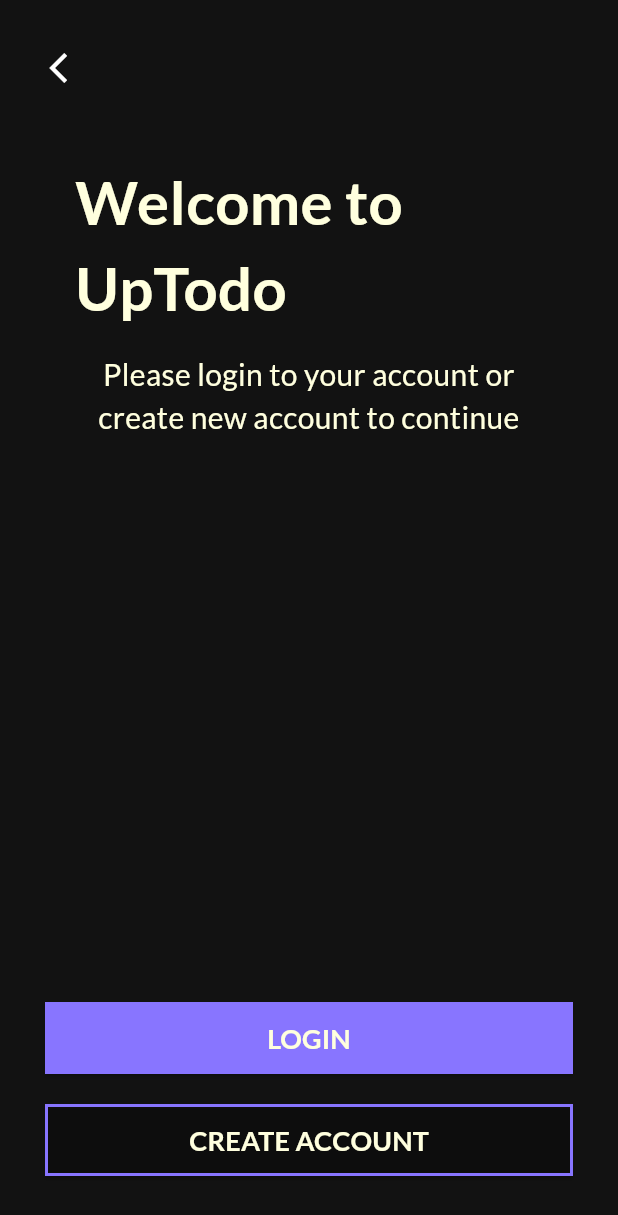
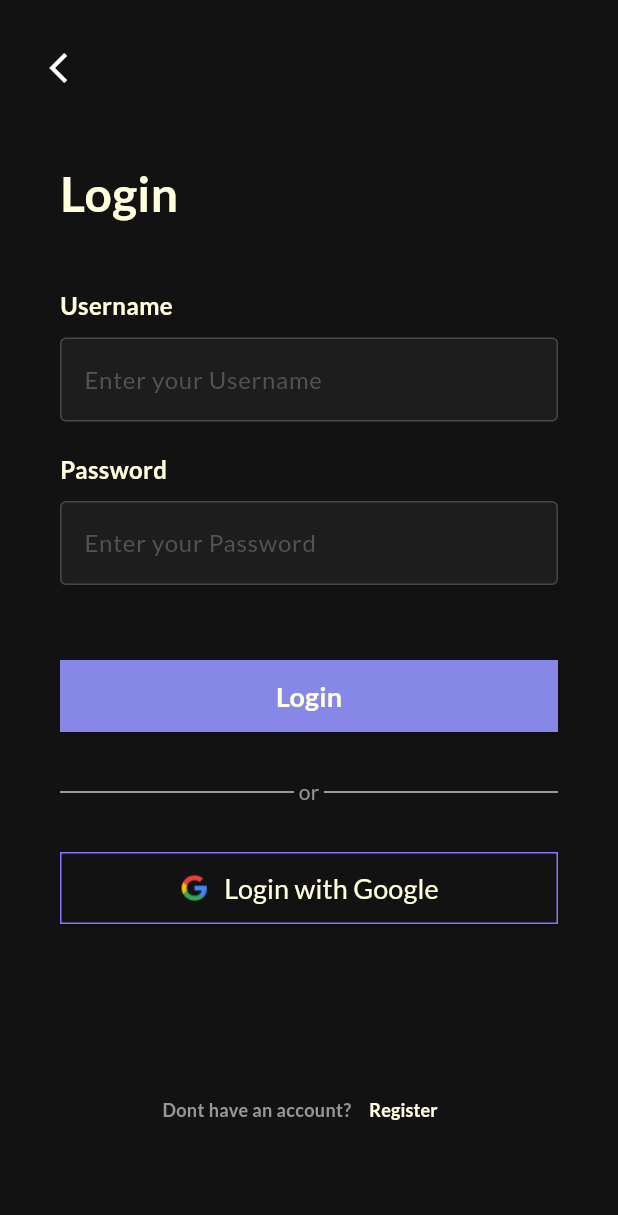
Before and after one commit to hassanaly1/Flutter-To-Do-List-App, a Flutter app: the StartScreen screen opened directly, after a tap on "LOGIN", on a phone screen of 412 x 824 dp. Shown: the top 1215 px of the screen. Run offline on Flutter 3.47's test engine with Material 2 defaults, Android fonts, the phone set to English and light mode, and no system bars; our stand-ins replace google_fonts, smooth_page_indicator.

Commit message:
login screen completed

```diff
--- /dev/null
+++ b/lib/app/features/auth/view/pages/login/login_screen.dart
@@ -0,0 +1,162 @@
+import 'package:flutter/material.dart';
+import 'package:google_fonts/google_fonts.dart';
+import 'package:todo_app/Utils/colors.dart';
+import 'package:todo_app/app/features/auth/widget/my_text_field.dart';
+
+class LoginScreen extends StatefulWidget {
+  const LoginScreen({super.key});
+
+  @override
+  State<LoginScreen> createState() => _LoginScreenState();
+}
+
+class _LoginScreenState extends State<LoginScreen> {
+  @override
+  Widget build(BuildContext context) {
+    return Scaffold(
+      backgroundColor: backgroundColor,
+      appBar: AppBar(
+        backgroundColor: backgroundColor,
+        leading: IconButton(
+          icon: const Padding(
+            padding: EdgeInsets.all(25.0),
+            child: Icon(
+              Icons.arrow_back_ios,
+              color: Colors.white,
+            ),
+          ), // Set the desired icon
+          onPressed: () {
+            Navigator.pop(context);
+          },
+        ),
+        // Other AppBar properties...
+      ),
+      body: SingleChildScrollView(
+        child: Padding(
+          padding: const EdgeInsets.symmetric(vertical: 50, horizontal: 40),
+          child: Column(
+            mainAxisAlignment: MainAxisAlignment.start,
+            crossAxisAlignment: CrossAxisAlignment.start,
+            children: [
+              Text(
+                'Login',
+                style: GoogleFonts.lato(
+                  fontSize: 32,
+                  fontWeight: FontWeight.w700,
+                  color: const Color(0xffffffffde),
+                ),
+              ),
+              const SizedBox(height: 40),
+              const MyTextField(
+                  name: 'Username', hintText: 'Enter your Username'),
+              const SizedBox(
+                height: 20,
+              ),
+              const MyTextField(
+                name: 'Password',
+                hintText: 'Enter your Password',
+                obsecureText: true,
+              ),
+              const SizedBox(
+                height: 50,
+              ),
+              SizedBox(
+                height: 48,
+                width: double.infinity,
+                child: ElevatedButton(
+                  style: ElevatedButton.styleFrom(
+                    shape: RoundedRectangleBorder(
+                      borderRadius: BorderRadius.circular(0),
+                    ),
+                    backgroundColor: const Color(0XFF8687E7),
+                  ),
+                  onPressed: () {},
+                  child: Text(
+                    'Login',
+                    style: GoogleFonts.lato(
+                      fontSize: 18,
+                      fontWeight: FontWeight.w700,
+                      color: const Color(0xffffffffde),
+                    ),
+                  ),
+                ),
+              ),
+              const SizedBox(
+                height: 30,
+              ),
+              //divider
+              const Row(children: [
+                Expanded(child: Divider()),
+                Text(
+                  " or ",
+                  style: TextStyle(color: Color(0xff979797)),
+                ),
+                Expanded(child: Divider()),
+              ]),
+              const SizedBox(
+                height: 30,
+              ),
+              //login with google
+              SizedBox(
+                height: 48,
+                width: double.infinity,
+                child: ElevatedButton(
+                  style: ElevatedButton.styleFrom(
+                    shape: RoundedRectangleBorder(
+                        borderRadius: BorderRadius.circular(0),
+                        side: const BorderSide(
+                            color: Color(0XFF8875FF), width: 1)),
+                    backgroundColor: backgroundColor,
+                  ),
+                  onPressed: () {},
+                  child: Row(
+                    mainAxisAlignment: MainAxisAlignment.center,
+                    children: [
+                      Image.asset('assets/images/google_logo.png', width: 20.0),
+                      const SizedBox(width: 10.0),
+                      Text(
+                        'Login with Google',
+                        style: GoogleFonts.lato(
+                          fontSize: 18,
+                          color: const Color(0xffffffffde),
+                        ),
+                      ),
+                    ],
+                  ),
+                ),
+              ),
+              const SizedBox(
+                height: 100,
+              ),
+
+              //Dont have an account
+              Row(
+                mainAxisAlignment: MainAxisAlignment.center,
+                children: [
+                  Text(
+                    'Dont have an account?',
+                    style: GoogleFonts.lato(
+                      fontSize: 12,
+                      fontWeight: FontWeight.w700,
+                      color: const Color(0xff979797),
+                    ),
+                  ),
+                  TextButton(
+                      onPressed: () {},
+                      child: Text(
+                        'Register',
+                        style: GoogleFonts.lato(
+                          fontSize: 12,
+                          fontWeight: FontWeight.w700,
+                          color: const Color(0xffffffffde),
+                        ),
+                      ))
+                ],
+              ),
+            ],
+          ),
+        ),
+      ),
+    );
+  }
+}
--- a/lib/pages/onboarding_screens/onboarding_screen1.dart
+++ b/lib/app/features/auth/view/pages/onboarding_screens/onboarding_screen1.dart
@@ -1,9 +1,9 @@
 import 'package:flutter/cupertino.dart';
 import 'package:flutter/material.dart';
 import 'package:google_fonts/google_fonts.dart';
-import 'package:todo_app/Utils/colors.dart';
-import 'package:todo_app/pages/onboarding_screens/onboarding_screen2.dart';
-import 'package:todo_app/pages/onboarding_screens/start_screen.dart';
+import 'package:todo_app/utils/colors.dart';
+import 'package:todo_app/app/features/auth/view/pages/onboarding_screens/onboarding_screen2.dart';
+import 'package:todo_app/app/features/auth/view/pages/onboarding_screens/start_screen.dart';
 
 class OnBoardingScreen1 extends StatefulWidget {
   const OnBoardingScreen1({super.key});
--- a/lib/pages/onboarding_screens/onboarding_screen3.dart
+++ b/lib/app/features/auth/view/pages/onboarding_screens/onboarding_screen3.dart
@@ -1,9 +1,9 @@
 import 'package:flutter/cupertino.dart';
 import 'package:flutter/material.dart';
 import 'package:google_fonts/google_fonts.dart';
-import 'package:todo_app/Utils/colors.dart';
-import 'package:todo_app/pages/onboarding_screens/onboarding_screen2.dart';
-import 'package:todo_app/pages/onboarding_screens/start_screen.dart';
+import 'package:todo_app/utils/colors.dart';
+import 'package:todo_app/app/features/auth/view/pages/onboarding_screens/onboarding_screen2.dart';
+import 'package:todo_app/app/features/auth/view/pages/onboarding_screens/start_screen.dart';
 
 class OnBoardingScreen3 extends StatefulWidget {
   const OnBoardingScreen3({super.key});
--- a/lib/pages/onboarding_screens/splash_screen.dart
+++ b/lib/app/features/auth/view/pages/onboarding_screens/splash_screen.dart
@@ -2,8 +2,8 @@ import 'dart:async';
 
 import 'package:flutter/cupertino.dart';
 import 'package:flutter/material.dart';
-import 'package:todo_app/Utils/colors.dart';
-import 'package:todo_app/pages/onboarding_screens/boarding_screen.dart';
+import 'package:todo_app/app/features/auth/view/pages/onboarding_screens/boarding_screen.dart';
+import 'package:todo_app/utils/colors.dart';
 
 class SplashScreen extends StatefulWidget {
   const SplashScreen({super.key});
--- a/lib/pages/onboarding_screens/start_screen.dart
+++ b/lib/app/features/auth/view/pages/onboarding_screens/start_screen.dart
@@ -1,6 +1,8 @@
+import 'package:flutter/cupertino.dart';
 import 'package:flutter/material.dart';
 import 'package:google_fonts/google_fonts.dart';
-import 'package:todo_app/Utils/colors.dart';
+import 'package:todo_app/app/features/auth/view/pages/login/login_screen.dart';
+import 'package:todo_app/utils/colors.dart';
 
 class StartScreen extends StatefulWidget {
   const StartScreen({super.key});
@@ -79,7 +81,13 @@ class _StartScreenState extends State<StartScreen> {
                       ),
                       backgroundColor: const Color(0XFF8875FF),
                     ),
-                    onPressed: () {},
+                    onPressed: () {
+                      Navigator.push(
+                          context,
+                          CupertinoPageRoute(
+                            builder: (context) => const LoginScreen(),
+                          ));
+                    },
                     child: Text(
                       'LOGIN',
                       style: GoogleFonts.lato(
@@ -100,7 +108,7 @@ class _StartScreenState extends State<StartScreen> {
                           borderRadius: BorderRadius.circular(0),
                           side: const BorderSide(
                               color: Color(0XFF8875FF), width: 2)),
-                      backgroundColor: Colors.transparent,
+                      backgroundColor: backgroundColor,
                     ),
                     onPressed: () {},
                     child: Text(
--- /dev/null
+++ b/lib/app/features/auth/widget/my_text_field.dart
@@ -0,0 +1,52 @@
+import 'package:flutter/material.dart';
+import 'package:google_fonts/google_fonts.dart';
+
+class MyTextField extends StatelessWidget {
+  final String name;
+  final String hintText;
+  final bool obsecureText;
+  const MyTextField(
+      {super.key,
+      required this.name,
+      required this.hintText,
+      this.obsecureText = false});
+
+  @override
+  Widget build(BuildContext context) {
+    return Column(
+      crossAxisAlignment: CrossAxisAlignment.start,
+      children: [
+        Text(
+          name,
+          style: GoogleFonts.lato(
+              fontSize: 16,
+              fontWeight: FontWeight.w700,
+              color: const Color(0xffffffffde)),
+        ),
+        const SizedBox(
+          height: 10,
+        ),
+        TextFormField(
+          keyboardType: TextInputType.emailAddress,
+          style: const TextStyle(color: Color(0xffffffffde)),
+          obscureText: obsecureText,
+          validator: (value) {
+            if (value!.isEmpty) {
+              return 'Enter your $name';
+            }
+            return null;
+          },
+          decoration: InputDecoration(
+            hintText: hintText,
+            hintStyle: const TextStyle(color: Color(0XFF535353)),
+            filled: true,
+            fillColor: const Color(0XFF1D1D1D),
+            border: const OutlineInputBorder(
+              borderSide: BorderSide(color: Color(0XFF979797), width: 1.0),
+            ),
+          ),
+        ),
+      ],
+    );
+  }
+}
--- a/lib/main.dart
+++ b/lib/main.dart
@@ -1,6 +1,6 @@
 import 'package:flutter/material.dart';
 import 'package:google_fonts/google_fonts.dart';
-import 'package:todo_app/pages/onboarding_screens/splash_screen.dart';
+import 'package:todo_app/app/features/auth/view/pages/onboarding_screens/splash_screen.dart';
 
 void main() {
   runApp(const MyApp());
```
Also changed, not shown: lib/app/features/auth/view/pages/onboarding_screens/boarding_screen.dart (added, +57 -0 lines), lib/app/features/auth/view/pages/onboarding_screens/onboarding_screen2.dart (added, +145 -0 lines), lib/app/features/auth/view/pages/onboarding_screens/reusable_onboarding_screen.dart (renamed from lib/pages/onboarding_screens/onboarding_screen2.dart, +18 -23 lines), lib/pages/onboarding_screens/boarding_screen.dart (deleted, +0 -43 lines), assets/images/google_logo.png (added).
